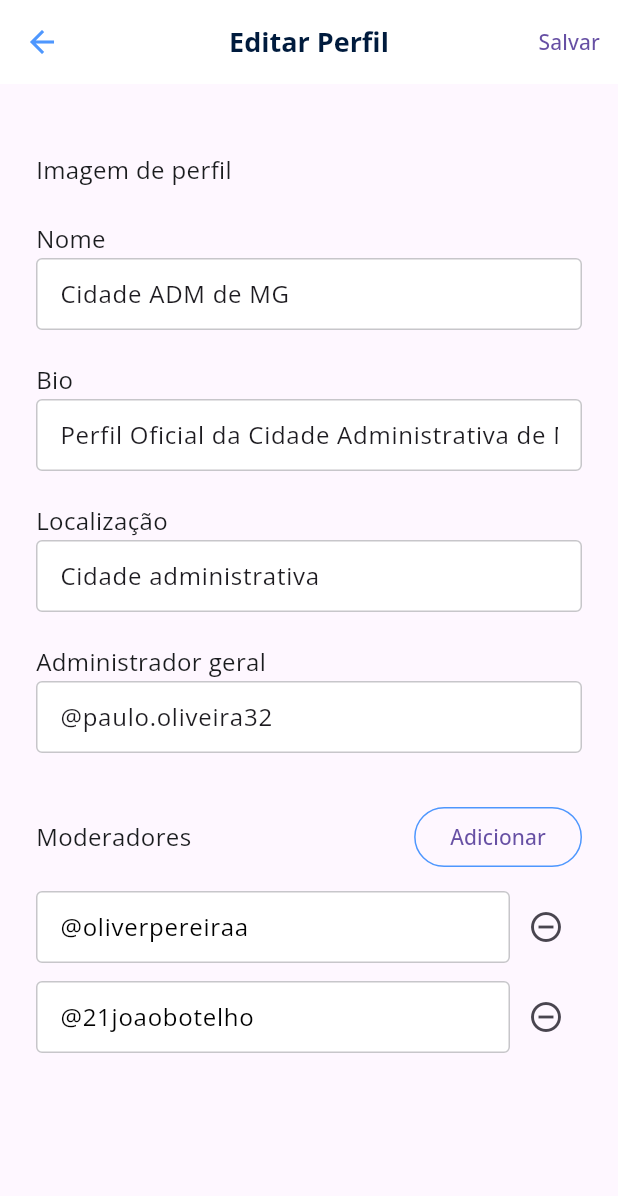
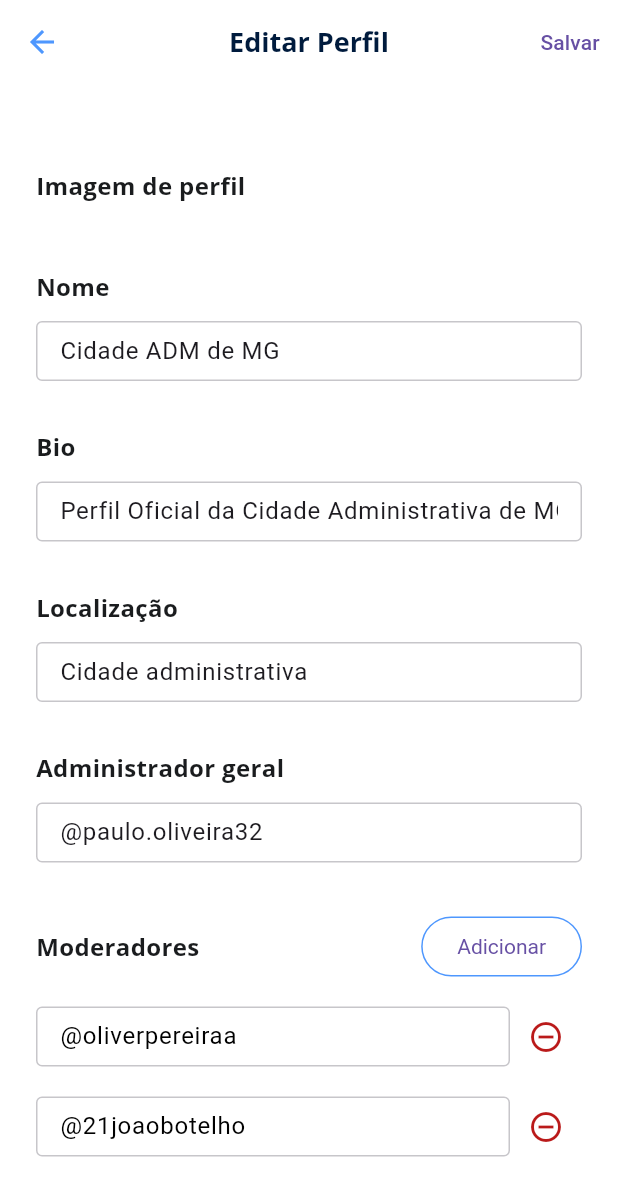
Before and after one commit to Matheus-hora48/desenvolvimento-de-front-end-em-flutter, a Flutter app: the screen it shows after launch, after a tap on "Editar perfil", on a phone screen of 412 x 824 dp. Shown: the top 1196 px of the screen. Run offline on Flutter 3.47's test engine with Material 2 defaults, Android fonts, the phone set to English and light mode, and no system bars; our stand-ins replace google_fonts; accounts and stored records are empty.

Commit message:
feat: corrigindo detalhes

```diff
--- a/teste_out/lib/src/core/ui/constants/constants.dart
+++ b/teste_out/lib/src/core/ui/constants/constants.dart
@@ -11,6 +11,7 @@ sealed class ColorsConstants {
   static const lineColor = Color(0xFFE3E2E6);
   static const appBarTextColor = Color(0xff001B3D);
   static const errorColor = Color(0xffBA1A1A);
+  static const menuColor = Color(0xff939393);
 }
 
 sealed class FontsConstants {
--- a/teste_out/lib/src/core/ui/theme/test_out_theme.dart
+++ b/teste_out/lib/src/core/ui/theme/test_out_theme.dart
@@ -26,9 +26,16 @@ sealed class TestOutTheme {
         fontFamily: FontsConstants.fontFamily,
       ),
     ),
+    bottomNavigationBarTheme: const BottomNavigationBarThemeData(
+      backgroundColor: Colors.white,
+    ),
     inputDecorationTheme: InputDecorationTheme(
-      filled: true,
+      isCollapsed: true,
       isDense: true,
+      contentPadding: const EdgeInsets.symmetric(
+        vertical: 8,
+        horizontal: 12,
+      ),
       fillColor: Colors.white,
       labelStyle: const TextStyle(
         color: ColorsConstants.borderColor,
@@ -48,19 +55,18 @@ sealed class TestOutTheme {
           color: ColorsConstants.blue,
           width: 1,
         ),
+        textStyle: const TextStyle(color: ColorsConstants.black),
         shape: RoundedRectangleBorder(
           borderRadius: BorderRadius.circular(48),
         ),
       ),
     ),
-    fontFamily: FontsConstants.fontFamily,
     textTheme: TextTheme(
       bodySmall: GoogleFonts.openSans(
         textStyle: const TextStyle(
           color: Color(0xFF1A1C1E),
           fontSize: 12,
           fontWeight: FontWeight.w400,
-          height: 0.07,
         ),
       ),
       bodyMedium: GoogleFonts.openSans(
@@ -68,7 +74,6 @@ sealed class TestOutTheme {
           color: Color(0xFF1A1C1E),
           fontSize: 16,
           fontWeight: FontWeight.w400,
-          height: 0.10,
         ),
       ),
       titleMedium: GoogleFonts.openSans(
@@ -76,7 +81,6 @@ sealed class TestOutTheme {
           color: Color(0xFF1A1C1E),
           fontSize: 22,
           fontWeight: FontWeight.w700,
-          height: 0.07,
         ),
       ),
     ),
--- a/teste_out/lib/src/dto/dto_bank_mock.dart
+++ b/teste_out/lib/src/dto/dto_bank_mock.dart
@@ -57,7 +57,25 @@ class DtoBankMock implements DtoInterface {
           comments: [],
           createAt: DateTime(2023, 5, 10),
           updateAt: DateTime(2023, 5, 10),
-        )
+        ),
+        Activity(
+          id: 4,
+          author: 'cidadeadm',
+          content:
+              'Lorem ipsum dolor sit amet consectetur. Praesent congue magna sapien leo. Nunc varius sed volutpat amet turpis. Eros tempus.',
+          comments: [],
+          createAt: DateTime(2023, 5, 10),
+          updateAt: DateTime(2023, 5, 10),
+        ),
+        Activity(
+          id: 5,
+          author: 'cidadeadm',
+          content:
+              'Lorem ipsum dolor sit amet consectetur. Praesent congue magna sapien leo. Nunc varius sed volutpat amet turpis. Eros tempus.',
+          comments: [],
+          createAt: DateTime(2023, 5, 10),
+          updateAt: DateTime(2023, 5, 10),
+        ),
       ],
       about: About(
         id: 1,
--- a/teste_out/lib/src/features/home/home_page.dart
+++ b/teste_out/lib/src/features/home/home_page.dart
@@ -1,4 +1,5 @@
 import 'package:flutter/material.dart';
+import 'package:teste_out/src/core/ui/constants/constants.dart';
 
 import '../profile/profile_page.dart';
 
@@ -13,20 +14,34 @@ class HomePage extends StatelessWidget {
           ProfilePage(),
         ],
       ),
-      bottomNavigationBar: BottomNavigationBar(items: const [
+      bottomNavigationBar: BottomNavigationBar(
+        selectedItemColor: ColorsConstants.menuColor,
+        unselectedItemColor: ColorsConstants.menuColor,
+        showSelectedLabels: false,
+        showUnselectedLabels: false,
+        elevation: 0,
+        items: const [
           BottomNavigationBarItem(
-          icon: Icon(Icons.access_alarm),
-          label: '',
+            icon: Icon(Icons.location_pin),
+            label: 'Localização',
           ),
           BottomNavigationBarItem(
-          icon: Icon(Icons.access_alarm),
-          label: '',
+            icon: Icon(Icons.search_outlined),
+            activeIcon: Icon(Icons.search),
+            label: 'Buscar',
           ),
           BottomNavigationBarItem(
-          icon: Icon(Icons.access_alarm),
-          label: '',
+            icon: Icon(Icons.notifications_outlined),
+            activeIcon: Icon(Icons.notifications),
+            label: 'Notificações',
           ),
-      ]),
+          BottomNavigationBarItem(
+            icon: Icon(Icons.email_outlined),
+            activeIcon: Icon(Icons.email),
+            label: 'Mensagem',
+          ),
+        ],
+      ),
     );
   }
 }
--- a/teste_out/lib/src/features/profile/edit_profile_page.dart
+++ b/teste_out/lib/src/features/profile/edit_profile_page.dart
@@ -1,4 +1,5 @@
 import 'package:flutter/material.dart';
+import 'package:teste_out/src/core/ui/theme/test_out_theme.dart';
 import 'package:teste_out/src/features/profile/profile_controller.dart';
 
 import '../../entities/profile.dart';
@@ -80,6 +81,7 @@ class _EditProfilePageState extends State<EditProfilePage> {
             ),
           ],
         ),
+        backgroundColor: Colors.white,
         body: Padding(
           padding: const EdgeInsets.all(24),
           child: SingleChildScrollView(
@@ -91,6 +93,7 @@ class _EditProfilePageState extends State<EditProfilePage> {
                 ),
                 Text(
                   'Imagem de perfil',
+                  style: TestOutTheme.themeData.textTheme.bodyMedium!.copyWith(fontWeight: FontWeight.w700),
                 ),
                 const SizedBox(
                   height: 12,
@@ -98,7 +101,7 @@ class _EditProfilePageState extends State<EditProfilePage> {
                 const SizedBox(
                   height: 32,
                 ),
-                Text('Nome'),
+                Text('Nome', style: TestOutTheme.themeData.textTheme.bodyMedium!.copyWith(fontWeight: FontWeight.w700),),
                 const SizedBox(
                   height: 12,
                 ),
@@ -109,7 +112,7 @@ class _EditProfilePageState extends State<EditProfilePage> {
                 const SizedBox(
                   height: 32,
                 ),
-                Text('Bio'),
+                Text('Bio', style: TestOutTheme.themeData.textTheme.bodyMedium!.copyWith(fontWeight: FontWeight.w700),),
                 const SizedBox(
                   height: 12,
                 ),
@@ -120,7 +123,7 @@ class _EditProfilePageState extends State<EditProfilePage> {
                 const SizedBox(
                   height: 32,
                 ),
-                Text('Localização'),
+                Text('Localização', style: TestOutTheme.themeData.textTheme.bodyMedium!.copyWith(fontWeight: FontWeight.w700),),
                 const SizedBox(
                   height: 12,
                 ),
@@ -131,7 +134,7 @@ class _EditProfilePageState extends State<EditProfilePage> {
                 const SizedBox(
                   height: 32,
                 ),
-                Text('Administrador geral'),
+                Text('Administrador geral', style: TestOutTheme.themeData.textTheme.bodyMedium!.copyWith(fontWeight: FontWeight.w700),),
                 const SizedBox(
                   height: 12,
                 ),
--- a/teste_out/lib/src/features/profile/profile_page.dart
+++ b/teste_out/lib/src/features/profile/profile_page.dart
@@ -1,12 +1,12 @@
 import 'package:flutter/material.dart';
 import 'package:intl/intl.dart';
-import 'package:teste_out/src/core/ui/theme/test_out_theme.dart';
 import 'package:teste_out/src/core/ui/widgets/loading_widget.dart';
 import 'package:teste_out/src/dto/dto_bank_mock.dart';
 import 'package:teste_out/src/features/profile/profile_controller.dart';
 import 'package:teste_out/src/features/profile/widgets/header_widget.dart';
 import 'package:teste_out/src/repositories/profile_repository_impl.dart';
 
+import '../../core/ui/theme/test_out_theme.dart';
 import '../../core/ui/widgets/error_widget.dart';
 import 'widgets/tab_bar_name.dart';
 
@@ -80,15 +80,13 @@ class _ProfilePageState extends State<ProfilePage> {
                 const Divider(
                   color: Color(0xFF4E97FE),
                 ),
-                const SizedBox(
-                  height: 24,
-                ),
                 Expanded(
                   child: PageView(
                     controller: pageController,
                     children: [
-                      ListView.builder(
-                        shrinkWrap: true,
+                      Padding(
+                        padding: const EdgeInsets.all(0),
+                        child: ListView.builder(
                           itemCount: controller.profile!.activities.length,
                           itemBuilder: (context, index) {
                             final activity =
@@ -99,7 +97,8 @@ class _ProfilePageState extends State<ProfilePage> {
                                 height: 44,
                                 decoration: ShapeDecoration(
                                   image: DecorationImage(
-                                  image: AssetImage(controller.profile!.photo),
+                                    image:
+                                        AssetImage(controller.profile!.photo),
                                     fit: BoxFit.fill,
                                   ),
                                   shape: const OvalBorder(),
@@ -117,7 +116,8 @@ class _ProfilePageState extends State<ProfilePage> {
                                     width: 4,
                                   ),
                                   const Image(
-                                  image: AssetImage('assets/icons/vector.png'),
+                                    image:
+                                        AssetImage('assets/icons/vector.png'),
                                   ),
                                   const SizedBox(
                                     width: 8,
@@ -130,15 +130,35 @@ class _ProfilePageState extends State<ProfilePage> {
                                   const Icon(Icons.arrow_drop_down)
                                 ],
                               ),
-                            subtitle: Text(
+                              subtitle: Column(
+                                crossAxisAlignment: CrossAxisAlignment.start,
+                                children: [
+                                  Text(
                                     activity.content,
-                              style:
-                                  TestOutTheme.themeData.textTheme.bodyMedium,
-                              maxLines: 2,
+                                    maxLines: 20,
                                     overflow: TextOverflow.ellipsis,
+                                    textAlign: TextAlign.start,
+                                    style: TestOutTheme
+                                        .themeData.textTheme.bodyMedium,
+                                  ),
+                                  const SizedBox(
+                                    height: 4,
+                                  ),
+                                  Row(
+                                    children: [
+                                      const Spacer(),
+                                      const Icon(Icons.comment_outlined),
+                                      const SizedBox(
+                                        width: 20,
+                                      ),
+                                      Text(activity.comments.length.toString())
+                                    ],
+                                  )
+                                ],
                               ),
                             );
                           },
+                        ),
                       ),
                     ],
                   ),
--- a/teste_out/lib/src/features/profile/widgets/header_widget.dart
+++ b/teste_out/lib/src/features/profile/widgets/header_widget.dart
@@ -1,8 +1,8 @@
 import 'package:flutter/material.dart';
 import 'package:intl/intl.dart';
+import 'package:teste_out/src/core/ui/constants/constants.dart';
 
 import '../../../core/ui/theme/test_out_theme.dart';
-import '../../../entities/profile.dart';
 import '../edit_profile_page.dart';
 import '../profile_controller.dart';
 
@@ -120,6 +120,7 @@ class _HeaderWidgetState extends State<HeaderWidget> {
         Padding(
           padding: const EdgeInsets.symmetric(horizontal: 24),
           child: Column(
+            crossAxisAlignment: CrossAxisAlignment.start,
             children: [
               const SizedBox(
                 height: 8,
@@ -133,7 +134,7 @@ class _HeaderWidgetState extends State<HeaderWidget> {
                 ],
               ),
               const SizedBox(
-                height: 32,
+                height: 12,
               ),
               FittedBox(
                 fit: BoxFit.scaleDown,
@@ -143,7 +144,7 @@ class _HeaderWidgetState extends State<HeaderWidget> {
                 ),
               ),
               const SizedBox(
-                height: 24,
+                height: 12,
               ),
               Row(
                 children: [
@@ -157,7 +158,8 @@ class _HeaderWidgetState extends State<HeaderWidget> {
                   ),
                   Text(
                     widget.controller.profile!.location,
-                    style: TestOutTheme.themeData.textTheme.bodySmall,
+                    style: TestOutTheme.themeData.textTheme.bodySmall!
+                        .copyWith(color: ColorsConstants.lightGrey),
                   ),
                   const SizedBox(
                     width: 16,
@@ -171,8 +173,9 @@ class _HeaderWidgetState extends State<HeaderWidget> {
                     width: 8,
                   ),
                   Text(
-                    '${DateFormat.MMM().format(widget.controller.profile!.createAt).toLowerCase()}/${DateFormat('yy').format(widget.controller.profile!.createAt)}',
-                    style: TestOutTheme.themeData.textTheme.bodySmall,
+                    'Entrou em ${DateFormat.MMM().format(widget.controller.profile!.createAt).toLowerCase()}/${DateFormat('yy').format(widget.controller.profile!.createAt)}',
+                    style: TestOutTheme.themeData.textTheme.bodySmall!
+                        .copyWith(color: ColorsConstants.lightGrey),
                   ),
                 ],
               )
--- a/teste_out/lib/src/features/profile/widgets/moderator_widget.dart
+++ b/teste_out/lib/src/features/profile/widgets/moderator_widget.dart
@@ -1,8 +1,10 @@
 import 'package:flutter/material.dart';
 import 'package:flutter/widgets.dart';
+import 'package:teste_out/src/core/ui/constants/constants.dart';
 import 'package:teste_out/src/entities/profile.dart';
 import 'package:teste_out/src/features/profile/profile_controller.dart';
 
+import '../../../core/ui/theme/test_out_theme.dart';
 import '../../../entities/moderator.dart';
 
 class ModeratorWidget extends StatefulWidget {
@@ -33,7 +35,12 @@ class _ModeratorWidgetState extends State<ModeratorWidget> {
     showDialog(
       context: context,
       builder: (context) => AlertDialog(
-        title: const Text('Adicionar Moderador'),
+        backgroundColor: Colors.white,
+        title: Text(
+          'Adicionar Moderador',
+          style: TestOutTheme.themeData.textTheme.bodyMedium!
+              .copyWith(fontWeight: FontWeight.w700),
+        ),
         content: TextFormField(
           controller: controller,
           decoration: const InputDecoration(labelText: 'Nome do Moderador'),
@@ -54,7 +61,10 @@ class _ModeratorWidgetState extends State<ModeratorWidget> {
                 Navigator.of(context).pop();
               });
             },
-            child: const Text('Adicionar'),
+            child: const Text(
+              'Adicionar',
+              style: TextStyle(color: ColorsConstants.blue),
+            ),
           ),
         ],
       ),
@@ -75,7 +85,11 @@ class _ModeratorWidgetState extends State<ModeratorWidget> {
       children: [
         Row(
           children: [
-            const Text('Moderadores'),
+            Text(
+              'Moderadores',
+              style: TestOutTheme.themeData.textTheme.bodyMedium!
+                  .copyWith(fontWeight: FontWeight.w700),
+            ),
             const Spacer(),
             OutlinedButton(
               onPressed: adicionarModerador,
@@ -105,7 +119,10 @@ class _ModeratorWidgetState extends State<ModeratorWidget> {
                     ),
                   ),
                   IconButton(
-                    icon: const Icon(Icons.remove_circle_outline),
+                    icon: const Icon(
+                      Icons.remove_circle_outline,
+                      color: ColorsConstants.errorColor,
+                    ),
                     onPressed: () => removeModerator(index),
                   ),
                 ],
--- a/teste_out/lib/src/features/profile/widgets/tab_bar_name.dart
+++ b/teste_out/lib/src/features/profile/widgets/tab_bar_name.dart
@@ -40,7 +40,7 @@ class TabBarNameState extends State<TabBarName> {
                   selectName(0);
                 },
                 child: Padding(
-                  padding: const EdgeInsets.all(8),
+                  padding: const EdgeInsets.only(top: 16, bottom: 8),
                   child: Text(
                     'Atividade',
                     style: TextStyle(
@@ -60,7 +60,7 @@ class TabBarNameState extends State<TabBarName> {
                   selectName(1);
                 },
                 child: Padding(
-                  padding: const EdgeInsets.all(8),
+                  padding: const EdgeInsets.only(top: 16, bottom: 8),
                   child: Text(
                     'Sobre',
                     style: TextStyle(
@@ -80,7 +80,7 @@ class TabBarNameState extends State<TabBarName> {
                   selectName(2);
                 },
                 child: Padding(
-                  padding: const EdgeInsets.all(8),
+                  padding: const EdgeInsets.only(top: 16, bottom: 8),
                   child: Text(
                     'Avisos e Comunicados',
                     style: TextStyle(
```
Lines whose indentation alone changed are shown as unchanged.
